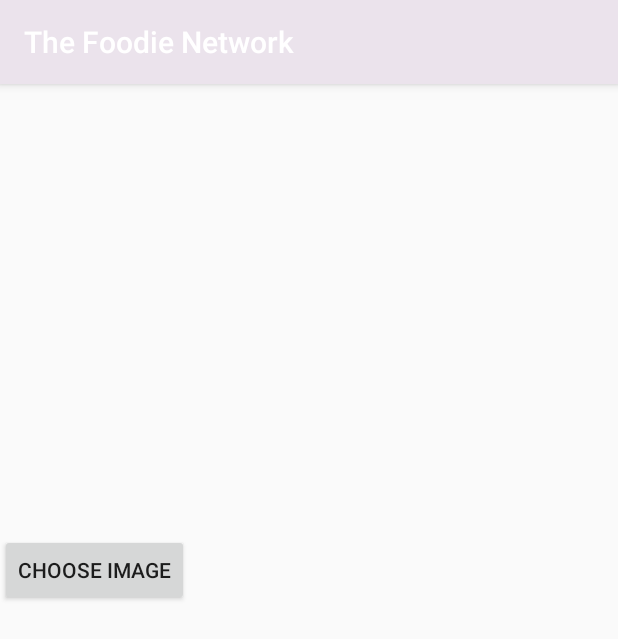
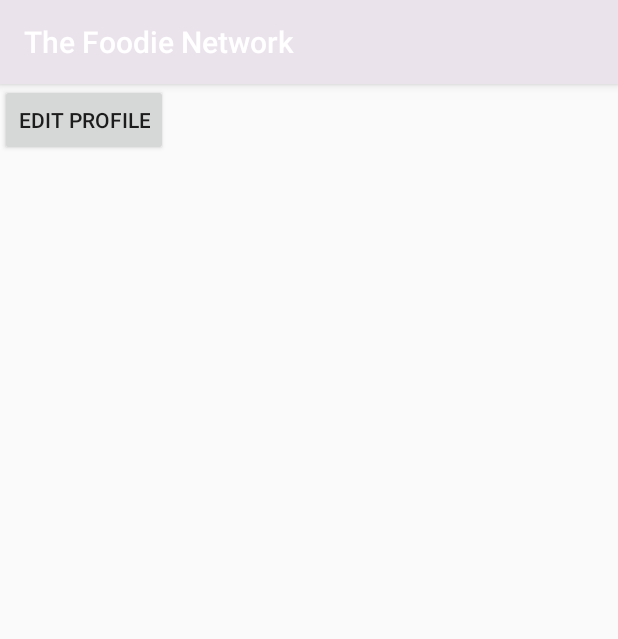
Before and after one commit to 2v0v0v0/TheFoodieNetwork, an Android app: the ProfileActivity screen opened directly, with no data from a screen before it, on a phone screen of 412 x 824 dp. Shown: the top 639 px of the screen. Run offline under Robolectric (Android 15) with nearby library versions, the phone set to English and light mode, and no system bars; libraries missing offline, so code that uses them is left out: com.parse.

Commit message:
move image picker to edit profile activity

```diff
--- a/TheFoodieNetwork/app/src/main/AndroidManifest.xml
+++ b/TheFoodieNetwork/app/src/main/AndroidManifest.xml
@@ -15,7 +15,8 @@
         android:roundIcon="@mipmap/ic_launcher_round"
         android:supportsRtl="true"
         android:theme="@style/AppTheme">
-        <activity android:name=".activities.ProfileActivity"></activity>
+        <activity android:name=".activities.EditProfileActivity"></activity>
+        <activity android:name=".activities.ProfileActivity" />
 
         <service
             android:name="com.parse.fcm.ParseFirebaseInstanceIdService"
@@ -63,7 +64,6 @@
             </intent-filter>
         </activity>
         <activity android:name=".activities.MainActivity" />
-
     </application>
 
 </manifest>
--- a/TheFoodieNetwork/app/src/main/java/com/fbu/thefoodienetwork/activities/ProfileActivity.java
+++ b/TheFoodieNetwork/app/src/main/java/com/fbu/thefoodienetwork/activities/ProfileActivity.java
@@ -1,30 +1,16 @@
 package com.fbu.thefoodienetwork.activities;
 
-import android.graphics.Bitmap;
+import android.content.Intent;
 import android.os.Bundle;
-import android.util.Log;
 import android.view.View;
-import android.widget.Toast;
 
 import androidx.appcompat.app.AppCompatActivity;
 
-import com.fbu.thefoodienetwork.R;
 import com.fbu.thefoodienetwork.databinding.ActivityProfileBinding;
-import com.parse.ParseException;
-import com.parse.ParseFile;
 import com.parse.ParseUser;
-import com.parse.SaveCallback;
-import com.vansuita.pickimage.bean.PickResult;
-import com.vansuita.pickimage.bundle.PickSetup;
-import com.vansuita.pickimage.dialog.PickImageDialog;
-import com.vansuita.pickimage.enums.EPickType;
-import com.vansuita.pickimage.listeners.IPickResult;
-
-import java.io.ByteArrayOutputStream;
-import java.io.File;
 
 //TODO change LoginActivity goMainActivity when finish
-public class ProfileActivity extends AppCompatActivity implements IPickResult {
+public class ProfileActivity extends AppCompatActivity {
     private final static String TAG = "ProfileActivity";
     private ActivityProfileBinding binding;
     private ParseUser currentUser = ParseUser.getCurrentUser();
@@ -36,106 +22,18 @@ public class ProfileActivity extends AppCompatActivity implements IPickResult {
         View view = binding.getRoot();
         setContentView(view);
 
-        binding.button.setOnClickListener(new View.OnClickListener() {
+
+        binding.editButton.setOnClickListener(new View.OnClickListener() {
             @Override
             public void onClick(View view) {
-                PickImageDialog.build(new PickSetup()).show(ProfileActivity.this);
+                goEditProfileActivity();
             }
         });
     }
 
-    @Override
-    public void onPickResult(PickResult imageResult) {
-        if (imageResult.getError() == null) {
-
-            binding.image.setImageBitmap(imageResult.getBitmap());
-
-            uploadImage(imageResult, imageResult.getPickType());
-
-        } else {
-            //Handle possible errors
-            //TODO: do what you have to do with r.getError();
-            Toast.makeText(this, imageResult.getError().getMessage(), Toast.LENGTH_LONG).show();
-        }
+    private void goEditProfileActivity() {
+        Intent editIntent = new Intent(ProfileActivity.this, EditProfileActivity.class);
+        startActivity(editIntent);
     }
 
-    private void uploadImage(final PickResult imageResult, final EPickType pickType) {
-        binding.uploadButton.setVisibility(View.VISIBLE);
-        binding.uploadButton.setOnClickListener(new View.OnClickListener() {
-            @Override
-            public void onClick(View view) {
-                if(pickType == EPickType.CAMERA){
-                    saveImageFromCamera(new File(imageResult.getPath()));
-                    return;
-                }
-                if(pickType == EPickType.GALLERY){
-                    saveImageFromGallery(imageResult.getBitmap());
-                }
-            }
-        });
-    }
-
-    private void saveImageFromGallery(Bitmap photoBitmap) {
-
-        ByteArrayOutputStream stream = new ByteArrayOutputStream();
-        photoBitmap.compress(Bitmap.CompressFormat.PNG, 100, stream);
-        final byte[] image = stream.toByteArray();
-        final ParseFile file = new ParseFile("Profile.png", image);
-
-        file.saveInBackground(new SaveCallback() {
-
-            @Override
-            public void done(ParseException e) {
-
-                currentUser.put("profileImage", file);
-
-                currentUser.saveInBackground(new SaveCallback() {
-                    @Override
-                    public void done(ParseException e) {
-                        //if success
-                        if (e == null) {
-                            Toast.makeText(ProfileActivity.this, getString(R.string.imageSaveSuccess), Toast.LENGTH_LONG).show();
-                            return;
-                        }
-                        //if fail
-                        Toast.makeText(ProfileActivity.this, getString(R.string.imageSaveFail), Toast.LENGTH_LONG).show();
-                    }
-                });
-            }
-
-        });
-
-    }
-
-    private void saveImageFromCamera(File photoFile) {
-
-        final ParseFile parseProfileFile = new ParseFile(photoFile);
-
-        parseProfileFile.saveInBackground(new SaveCallback() {
-
-            @Override
-            public void done(ParseException e) {
-
-                currentUser.put("profileImage", parseProfileFile);
-
-                currentUser.saveInBackground(new SaveCallback() {
-
-                    @Override
-                    public void done(ParseException e) {
-                        //if success
-                        if (e == null) {
-                            Toast.makeText(ProfileActivity.this, getString(R.string.imageSaveSuccess), Toast.LENGTH_SHORT).show();
-                            return;
-                        }
-                        //If fail
-                        Toast.makeText(ProfileActivity.this, getString(R.string.imageSaveFail), Toast.LENGTH_SHORT).show();
-                    }
-
-                });
-
-            }
-
-        });
-
-    }
 }
--- a/TheFoodieNetwork/app/src/main/res/layout/activity_profile.xml
+++ b/TheFoodieNetwork/app/src/main/res/layout/activity_profile.xml
@@ -6,21 +6,10 @@
     android:orientation="vertical"
     tools:context=".activities.ProfileActivity">
 
-    <ImageView
-        android:id="@+id/image"
-        android:layout_width="300dp"
-        android:layout_height="300dp" />
-
     <Button
-        android:id="@+id/button"
+        android:id="@+id/editButton"
         android:layout_width="wrap_content"
         android:layout_height="wrap_content"
-        android:text="choose image" />
-    <Button
-        android:id="@+id/uploadButton"
-        android:layout_width="wrap_content"
-        android:layout_height="wrap_content"
-        android:text="upload"
-        android:visibility="gone"/>
+        android:text="edit profile"/>
 
 </LinearLayout>
```
Also changed, not shown: TheFoodieNetwork/app/src/main/java/com/fbu/thefoodienetwork/activities/EditProfileActivity.java (added, +147 -0 lines), TheFoodieNetwork/app/src/main/res/layout/activity_edit_profile.xml (added, +37 -0 lines), TheFoodieNetwork/app/src/main/res/values/styles.xml (+13 -0 lines).
